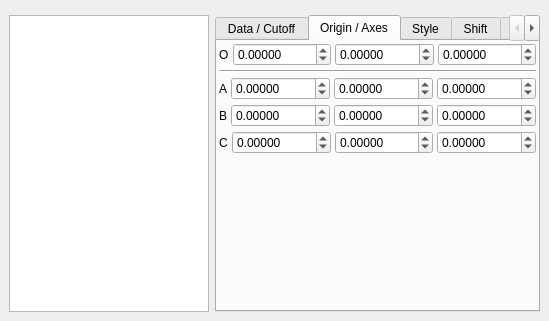
Before: the Qt Designer form branches/nugui/src/gui/grids.ui in trisyoungs/aten, drawn with Qt 5.
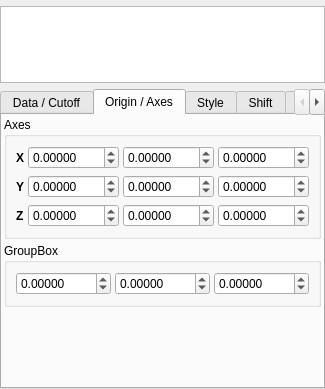
After: the same form once the commit is applied. The open tabs and pages were chosen to show the change. Icons and pictures are not drawn. Custom widgets are drawn as their Qt base class.

Commit message: All dock widgets completely updated and set to minimum size (270 px) except GlyphsWidget. Tweaked variety of icons to fill whole icon canvas.

```diff
--- a/branches/nugui/src/gui/grids.ui
+++ b/branches/nugui/src/gui/grids.ui
@@ -6,15 +6,24 @@
    <rect>
     <x>0</x>
     <y>0</y>
-    <width>516</width>
-    <height>321</height>
+    <width>270</width>
+    <height>389</height>
    </rect>
   </property>
+  <property name="minimumSize">
+   <size>
+    <width>270</width>
+    <height>389</height>
+   </size>
+  </property>
   <property name="windowTitle">
    <string>Grids</string>
   </property>
   <widget class="QWidget" name="dockWidgetContents">
    <layout class="QVBoxLayout" name="verticalLayout_6">
+    <property name="margin">
+     <number>0</number>
+    </property>
     <item>
      <widget class="QFrame" name="menuFrame">
       <property name="minimumSize">
@@ -32,14 +41,6 @@
      </widget>
     </item>
     <item>
-     <layout class="QHBoxLayout">
-      <property name="spacing">
-       <number>6</number>
-      </property>
-      <property name="margin">
-       <number>0</number>
-      </property>
-      <item>
        <widget class="QListWidget" name="GridList">
         <property name="sizePolicy">
          <sizepolicy hsizetype="Expanding" vsizetype="Expanding">
@@ -383,92 +384,11 @@
            <number>2</number>
           </property>
           <item>
-           <layout class="QHBoxLayout" name="_3">
-            <property name="spacing">
-             <number>4</number>
-            </property>
-            <property name="margin">
-             <number>0</number>
-            </property>
-            <item>
-             <widget class="QLabel" name="label_31">
-              <property name="sizePolicy">
-               <sizepolicy hsizetype="Minimum" vsizetype="Preferred">
-                <horstretch>0</horstretch>
-                <verstretch>0</verstretch>
-               </sizepolicy>
-              </property>
-              <property name="text">
-               <string>O</string>
-              </property>
-             </widget>
-            </item>
-            <item>
-             <widget class="QDoubleSpinBox" name="GridOriginXSpin">
-              <property name="sizePolicy">
-               <sizepolicy hsizetype="Expanding" vsizetype="Fixed">
-                <horstretch>0</horstretch>
-                <verstretch>0</verstretch>
-               </sizepolicy>
-              </property>
-              <property name="decimals">
-               <number>5</number>
-              </property>
-              <property name="minimum">
-               <double>-1000.000000000000000</double>
-              </property>
-              <property name="maximum">
-               <double>1000.000000000000000</double>
-              </property>
-             </widget>
-            </item>
-            <item>
-             <widget class="QDoubleSpinBox" name="GridOriginYSpin">
-              <property name="sizePolicy">
-               <sizepolicy hsizetype="Expanding" vsizetype="Fixed">
-                <horstretch>0</horstretch>
-                <verstretch>0</verstretch>
-               </sizepolicy>
-              </property>
-              <property name="decimals">
-               <number>5</number>
-              </property>
-              <property name="minimum">
-               <double>-1000.000000000000000</double>
-              </property>
-              <property name="maximum">
-               <double>1000.000000000000000</double>
-              </property>
-             </widget>
-            </item>
-            <item>
-             <widget class="QDoubleSpinBox" name="GridOriginZSpin">
-              <property name="sizePolicy">
-               <sizepolicy hsizetype="Expanding" vsizetype="Fixed">
-                <horstretch>0</horstretch>
-                <verstretch>0</verstretch>
-               </sizepolicy>
-              </property>
-              <property name="decimals">
-               <number>5</number>
-              </property>
-              <property name="minimum">
-               <double>-1000.000000000000000</double>
-              </property>
-              <property name="maximum">
-               <double>1000.000000000000000</double>
-              </property>
-             </widget>
-            </item>
-           </layout>
-          </item>
-          <item>
-           <widget class="Line" name="line_3">
-            <property name="orientation">
-             <enum>Qt::Horizontal</enum>
-            </property>
-           </widget>
-          </item>
+         <widget class="QGroupBox" name="AxesGroup">
+          <property name="title">
+           <string>Axes</string>
+          </property>
+          <layout class="QVBoxLayout" name="verticalLayout_7">
           <item>
            <layout class="QHBoxLayout" name="_4">
             <property name="spacing">
@@ -485,8 +405,14 @@
                 <verstretch>0</verstretch>
                </sizepolicy>
               </property>
+               <property name="font">
+                <font>
+                 <weight>75</weight>
+                 <bold>true</bold>
+                </font>
+               </property>
               <property name="text">
-               <string>A</string>
+                <string>X</string>
               </property>
              </widget>
             </item>
@@ -574,8 +500,14 @@
                 <verstretch>0</verstretch>
                </sizepolicy>
               </property>
+               <property name="font">
+                <font>
+                 <weight>75</weight>
+                 <bold>true</bold>
+                </font>
+               </property>
               <property name="text">
-               <string>B</string>
+                <string>Y</string>
               </property>
              </widget>
             </item>
@@ -663,8 +595,14 @@
                 <verstretch>0</verstretch>
                </sizepolicy>
               </property>
+               <property name="font">
+                <font>
+                 <weight>75</weight>
+                 <bold>true</bold>
+                </font>
+               </property>
               <property name="text">
-               <string>C</string>
+                <string>Z</string>
               </property>
              </widget>
             </item>
@@ -736,6 +674,85 @@
             </item>
            </layout>
           </item>
+          </layout>
+         </widget>
+        </item>
+        <item>
+         <widget class="QGroupBox" name="GridOriginGroup">
+          <property name="title">
+           <string>GroupBox</string>
+          </property>
+          <layout class="QVBoxLayout" name="verticalLayout_8">
+           <item>
+            <layout class="QHBoxLayout" name="_3">
+             <property name="spacing">
+              <number>4</number>
+             </property>
+             <property name="margin">
+              <number>0</number>
+             </property>
+             <item>
+              <widget class="QDoubleSpinBox" name="GridOriginXSpin">
+               <property name="sizePolicy">
+                <sizepolicy hsizetype="Expanding" vsizetype="Fixed">
+                 <horstretch>0</horstretch>
+                 <verstretch>0</verstretch>
+                </sizepolicy>
+               </property>
+               <property name="decimals">
+                <number>5</number>
+               </property>
+               <property name="minimum">
+                <double>-1000.000000000000000</double>
+               </property>
+               <property name="maximum">
+                <double>1000.000000000000000</double>
+               </property>
+              </widget>
+             </item>
+             <item>
+              <widget class="QDoubleSpinBox" name="GridOriginYSpin">
+               <property name="sizePolicy">
+                <sizepolicy hsizetype="Expanding" vsizetype="Fixed">
+                 <horstretch>0</horstretch>
+                 <verstretch>0</verstretch>
+                </sizepolicy>
+               </property>
+               <property name="decimals">
+                <number>5</number>
+               </property>
+               <property name="minimum">
+                <double>-1000.000000000000000</double>
+               </property>
+               <property name="maximum">
+                <double>1000.000000000000000</double>
+               </property>
+              </widget>
+             </item>
+             <item>
+              <widget class="QDoubleSpinBox" name="GridOriginZSpin">
+               <property name="sizePolicy">
+                <sizepolicy hsizetype="Expanding" vsizetype="Fixed">
+                 <horstretch>0</horstretch>
+                 <verstretch>0</verstretch>
+                </sizepolicy>
+               </property>
+               <property name="decimals">
+                <number>5</number>
+               </property>
+               <property name="minimum">
+                <double>-1000.000000000000000</double>
+               </property>
+               <property name="maximum">
+                <double>1000.000000000000000</double>
+               </property>
+              </widget>
+             </item>
+            </layout>
+           </item>
+          </layout>
+         </widget>
+        </item>
           <item>
            <spacer>
             <property name="orientation">
@@ -1513,6 +1530,18 @@
            <layout class="QHBoxLayout" name="horizontalLayout_5">
             <item>
              <widget class="QPushButton" name="ViewBasisButton">
+            <property name="sizePolicy">
+             <sizepolicy hsizetype="Expanding" vsizetype="Fixed">
+              <horstretch>0</horstretch>
+              <verstretch>0</verstretch>
+             </sizepolicy>
+            </property>
+            <property name="minimumSize">
+             <size>
+              <width>0</width>
+              <height>25</height>
+             </size>
+            </property>
               <property name="text">
                <string>View Basis</string>
               </property>
@@ -1520,35 +1549,52 @@
             </item>
             <item>
              <widget class="QPushButton" name="ViewEigenvectorButton">
+            <property name="sizePolicy">
+             <sizepolicy hsizetype="Expanding" vsizetype="Fixed">
+              <horstretch>0</horstretch>
+              <verstretch>0</verstretch>
+             </sizepolicy>
+            </property>
+            <property name="minimumSize">
+             <size>
+              <width>0</width>
+              <height>25</height>
+             </size>
+            </property>
               <property name="text">
                <string>View Eigenvector</string>
               </property>
              </widget>
             </item>
-            <item>
-             <spacer name="horizontalSpacer_2">
-              <property name="orientation">
-               <enum>Qt::Horizontal</enum>
-              </property>
-              <property name="sizeHint" stdset="0">
-               <size>
-                <width>13</width>
-                <height>20</height>
-               </size>
-              </property>
-             </spacer>
+         </layout>
             </item>
             <item>
              <widget class="QPushButton" name="OrbitalCalculateButton">
+          <property name="sizePolicy">
+           <sizepolicy hsizetype="Expanding" vsizetype="Fixed">
+            <horstretch>0</horstretch>
+            <verstretch>0</verstretch>
+           </sizepolicy>
+          </property>
+          <property name="minimumSize">
+           <size>
+            <width>0</width>
+            <height>25</height>
+           </size>
+          </property>
+          <property name="font">
+           <font>
+            <weight>75</weight>
+            <bold>true</bold>
+           </font>
+          </property>
               <property name="text">
                <string>Calculate</string>
               </property>
              </widget>
             </item>
-           </layout>
-          </item>
           <item>
-           <widget class="QGroupBox" name="OriginGroup">
+         <widget class="QGroupBox" name="OrbitalOriginGroup">
             <property name="title">
              <string>Origin</string>
             </property>
@@ -1713,9 +1759,52 @@
        </widget>
       </item>
      </layout>
-    </item>
-   </layout>
   </widget>
+  <action name="actionGridCopy">
+   <property name="icon">
+    <iconset resource="icons.qrc">
+     <normaloff>:/edit/icons/edit_copy.svg</normaloff>:/edit/icons/edit_copy.svg</iconset>
+   </property>
+   <property name="text">
+    <string>Copy</string>
+   </property>
+  </action>
+  <action name="actionGridCut">
+   <property name="icon">
+    <iconset resource="icons.qrc">
+     <normaloff>:/edit/icons/edit_cut.svg</normaloff>:/edit/icons/edit_cut.svg</iconset>
+   </property>
+   <property name="text">
+    <string>Cut</string>
+   </property>
+  </action>
+  <action name="actionGridDelete">
+   <property name="icon">
+    <iconset resource="icons.qrc">
+     <normaloff>:/basic/icons/basic_cross.svg</normaloff>:/basic/icons/basic_cross.svg</iconset>
+   </property>
+   <property name="text">
+    <string>Delete</string>
+   </property>
+  </action>
+  <action name="actionGridPaste">
+   <property name="icon">
+    <iconset resource="icons.qrc">
+     <normaloff>:/edit/icons/edit_paste.svg</normaloff>:/edit/icons/edit_paste.svg</iconset>
+   </property>
+   <property name="text">
+    <string>Paste</string>
+   </property>
+  </action>
+  <action name="actionGridLoad">
+   <property name="icon">
+    <iconset resource="icons.qrc">
+     <normaloff>:/file/icons/file_open.svg</normaloff>:/file/icons/file_open.svg</iconset>
+   </property>
+   <property name="text">
+    <string>Load</string>
+   </property>
+  </action>
  </widget>
  <customwidgets>
   <customwidget>
```
Lines whose indentation alone changed are shown as unchanged. The commit also changes 124 other files.
